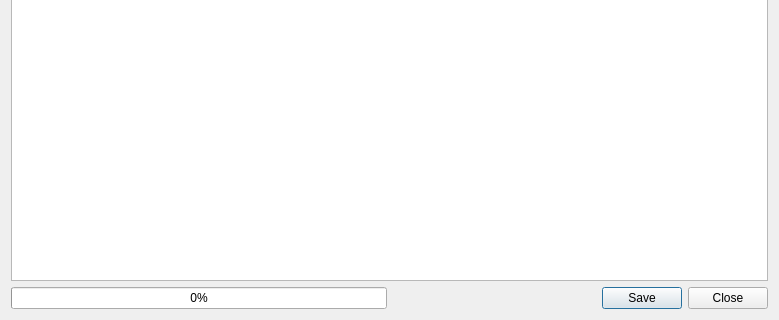
Before: the Qt Designer form photonfinder/ui/TelescopiusCompareDialog.ui in bcolyn/PhotonFinder, drawn with Qt 5; both pictures show x 0 to 779 and y 337 to 657 of the 779 by 657 pixel window.
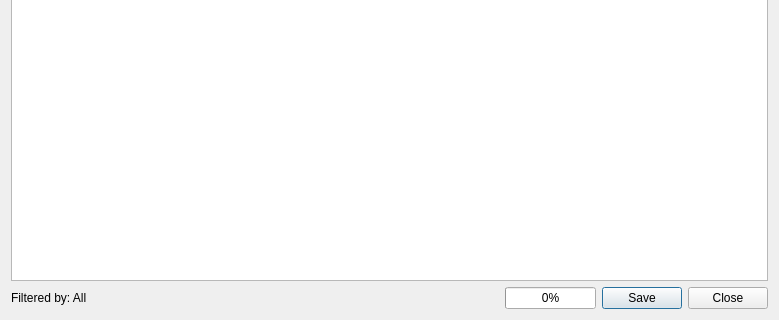
After: the same form once the commit is applied.

Commit message:
Telescopius report: show applied search filters in the dialog
Adds a left-aligned label on the button row summarizing the originating tab's search criteria, so it is clear the report runs against a filtered dataset.

Diff of the .ui file:
```diff
--- a/photonfinder/ui/TelescopiusCompareDialog.ui
+++ b/photonfinder/ui/TelescopiusCompareDialog.ui
@@ -135,6 +135,25 @@
      </item>
      <item>
       <layout class="QHBoxLayout" name="horizontalLayout_2">
+       <item>
+        <widget class="QLabel" name="filters_label">
+         <property name="sizePolicy">
+          <sizepolicy hsizetype="Expanding" vsizetype="Preferred">
+           <horstretch>1</horstretch>
+           <verstretch>0</verstretch>
+          </sizepolicy>
+         </property>
+         <property name="text">
+          <string>Filtered by: All</string>
+         </property>
+         <property name="wordWrap">
+          <bool>true</bool>
+         </property>
+         <property name="textInteractionFlags">
+          <set>Qt::TextInteractionFlag::TextSelectableByMouse</set>
+         </property>
+        </widget>
+       </item>
        <item>
         <widget class="QProgressBar" name="progressBar">
          <property name="value">
```
The commit also changes 1 other file.
